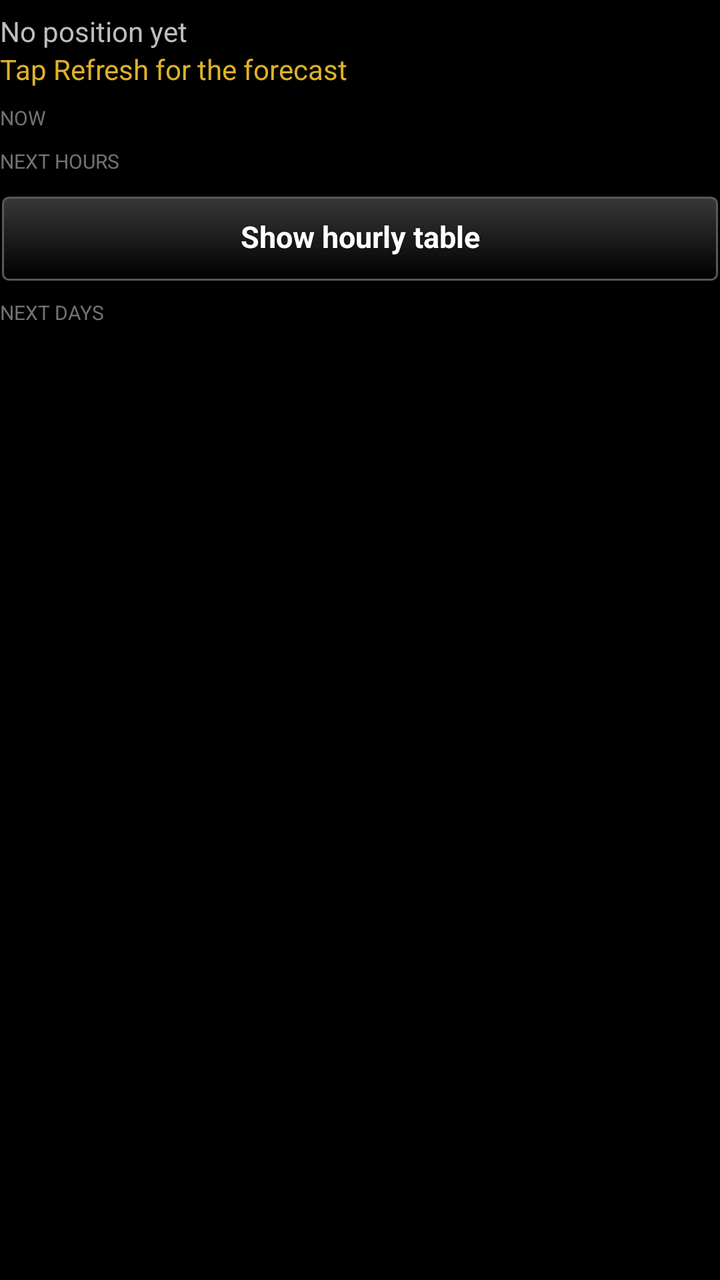
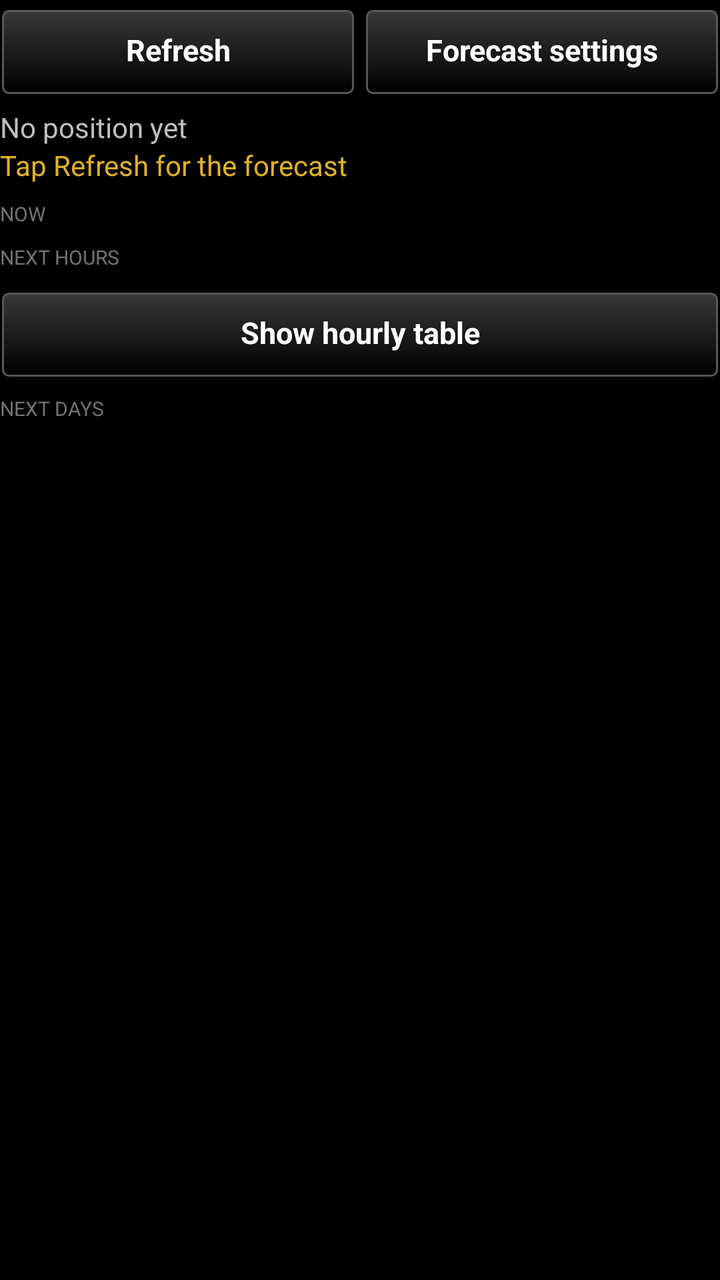

Compare the two renders of this Android layout. The source of the first and the diff that turns it into the second are given below.
<!-- AndroidManifest.xml: application theme AppTheme -->
<!-- res/layout/page_forecast.xml -->
<?xml version="1.0" encoding="utf-8"?>
<ScrollView xmlns:android="http://schemas.android.com/apk/res/android"
    android:layout_width="match_parent"
    android:layout_height="match_parent"
    android:fadeScrollbars="false"
    android:focusableInTouchMode="true"
    android:descendantFocusability="beforeDescendants">

    <LinearLayout
        android:layout_width="match_parent"
        android:layout_height="wrap_content"
        android:orientation="vertical"
        android:paddingBottom="8dp">

        <TextView
            android:id="@+id/position_text"
            android:layout_width="match_parent"
            android:layout_height="wrap_content"
            android:textSize="@dimen/fontSize"
            android:layout_marginTop="@dimen/auto_margin"
            android:text="@string/no_position" />

        <TextView
            android:id="@+id/status_text"
            android:layout_width="match_parent"
            android:layout_height="wrap_content"
            android:textSize="@dimen/fontSize"
            android:textColor="@color/heading_yellow"
            android:text="@string/status_idle" />

        <TextView
            android:id="@+id/current_heading"
            android:layout_width="match_parent"
            android:layout_height="wrap_content"
            android:text="@string/heading_now"
            android:textSize="10sp"
            android:textAllCaps="true"
            android:paddingTop="8dp"
            android:alpha="0.6" />

        <LinearLayout
            android:id="@+id/current_container"
            android:layout_width="match_parent"
            android:layout_height="wrap_content"
            android:orientation="vertical" />

        <TextView
            android:id="@+id/series_heading"
            android:layout_width="match_parent"
            android:layout_height="wrap_content"
            android:text="@string/heading_hours"
            android:textSize="10sp"
            android:textAllCaps="true"
            android:paddingTop="8dp"
            android:alpha="0.6" />

        
        <HorizontalScrollView
            android:id="@+id/trend_scroll"
            android:layout_width="match_parent"
            android:layout_height="wrap_content"
            android:scrollbars="none">

            <LinearLayout
                android:id="@+id/trend_host"
                android:layout_width="wrap_content"
                android:layout_height="wrap_content"
                android:orientation="horizontal" />
        </HorizontalScrollView>

        <HorizontalScrollView
            android:layout_width="match_parent"
            android:layout_height="wrap_content"
            android:scrollbars="none"
            android:layout_marginTop="4dp">

            <LinearLayout
                android:id="@+id/trend_chips"
                android:layout_width="wrap_content"
                android:layout_height="wrap_content"
                android:orientation="horizontal" />
        </HorizontalScrollView>

        
        <Button
            android:id="@+id/hours_table_button"
            style="@style/TakwerxButton"
            android:layout_width="match_parent"
            android:layout_height="wrap_content"
            android:layout_marginTop="6dp"
            android:text="@string/show_hours_table" />

        <LinearLayout
            android:id="@+id/hours_table"
            android:layout_width="match_parent"
            android:layout_height="wrap_content"
            android:orientation="horizontal"
            android:visibility="gone">

            <LinearLayout
                android:id="@+id/hours_legend"
                android:layout_width="wrap_content"
                android:layout_height="wrap_content"
                android:orientation="vertical" />

            <HorizontalScrollView
                android:layout_width="0dp"
                android:layout_height="wrap_content"
                android:layout_weight="1"
                android:fadeScrollbars="false"
                android:scrollbarSize="3dp"
                android:scrollbarStyle="outsideOverlay"
                android:paddingBottom="6dp">

                <LinearLayout
                    android:id="@+id/hours_container"
                    android:layout_width="wrap_content"
                    android:layout_height="wrap_content"
                    android:orientation="horizontal" />
            </HorizontalScrollView>
        </LinearLayout>

        <TextView
            android:id="@+id/days_heading"
            android:layout_width="match_parent"
            android:layout_height="wrap_content"
            android:text="@string/heading_days"
            android:textSize="10sp"
            android:textAllCaps="true"
            android:paddingTop="8dp"
            android:alpha="0.6" />

        <LinearLayout
            android:id="@+id/days_strip"
            android:layout_width="match_parent"
            android:layout_height="wrap_content"
            android:orientation="horizontal">

            <LinearLayout
                android:id="@+id/days_legend"
                android:layout_width="wrap_content"
                android:layout_height="wrap_content"
                android:orientation="vertical" />

            <HorizontalScrollView
                android:layout_width="0dp"
                android:layout_height="wrap_content"
                android:layout_weight="1"
                android:fadeScrollbars="false"
                android:scrollbarSize="3dp">

                <LinearLayout
                    android:id="@+id/days_container"
                    android:layout_width="wrap_content"
                    android:layout_height="wrap_content"
                    android:orientation="horizontal" />
            </HorizontalScrollView>
        </LinearLayout>

        <TextView
            android:id="@+id/attribution_text"
            android:layout_width="match_parent"
            android:layout_height="wrap_content"
            android:textSize="11sp"
            android:layout_marginTop="@dimen/auto_margin"
            android:text="" />

    </LinearLayout>
</ScrollView>
<!-- resources referenced by this layout -->
<resources>
  <color name="heading_yellow">#dfb228</color>
  <dimen name="auto_margin">6dp</dimen>
  <dimen name="fontSize">14sp</dimen>
  <string name="heading_days">Next days</string>
  <string name="heading_hours">Next hours</string>
  <string name="heading_now">Now</string>
  <string name="no_position">No position yet</string>
  <string name="show_hours_table">Show hourly table</string>
  <string name="status_idle">Tap Refresh for the forecast</string>
  <style name="TakwerxButton" parent="@style/darkButton">
          <item name="android:paddingLeft">12dp</item>
          <item name="android:paddingRight">12dp</item>
          <item name="android:paddingTop">6dp</item>
          <item name="android:paddingBottom">8dp</item>
          <item name="android:minHeight">44dp</item>
          <item name="android:minWidth">0dp</item>
          <item name="android:textSize">15sp</item>
          <item name="android:singleLine">true</item>
          <item name="android:ellipsize">end</item>
      </style>
  <style name="AppTheme" parent="@android:style/Theme.Holo">
          <item name="android:buttonStyle">@android:style/Widget.Button</item>
          <item name="android:imageButtonStyle">@android:style/Widget.Button</item>
          <item name="android:buttonStyleToggle">@android:style/Widget.Button</item>
          <item name="android:spinnerStyle">@style/ATAKSpinner</item>
          <item name="android:spinnerItemStyle">@style/ATAKSpinnerItem</item>
          <item name="android:editTextStyle">@style/ATAKEditText</item>
      </style>
  <style name="darkButton" parent="@android:style/Widget.Button">
          <item name="android:background">@drawable/btn_gray</item>
          <item name="android:shadowColor">@color/darker_gray</item>
          <item name="android:shadowDy">1</item>
          <item name="android:shadowRadius">2</item>
          <item name="android:textColor">@color/white</item>
          <item name="android:textStyle">bold</item>
          <item name="android:paddingTop">0dp</item>
          <item name="android:paddingBottom">3dp</item>
          <item name="android:textSize">@dimen/fontSize</item>
      </style>
  <style name="ATAKSpinner" parent="@android:style/Widget.Spinner">
          <item name="android:spinnerMode">dialog</item>
      </style>
  <style name="ATAKSpinnerItem">
          <item name="android:textColor">@android:color/white</item>
          <item name="android:dropDownVerticalOffset">0dip</item>
          <item name="android:dropDownHorizontalOffset">0dip</item>
          <item name="android:dropDownWidth">wrap_content</item>
          <item name="android:gravity">left|center_vertical</item>
      </style>
  <style name="ATAKEditText" parent="@android:style/Widget.EditText">
          
          
  
          
          <item name="android:imeOptions">flagNoFullscreen</item>
      </style>
  <color name="darker_gray">#121212</color>
  <color name="white">#ffffff</color>
  <!-- drawable new_dark_button_disabled (drawable) -->
  <?xml version="1.0" encoding="utf-8"?>
  <layer-list xmlns:android="http://schemas.android.com/apk/res/android">
      <item android:bottom="1dp" android:right="1dp" android:left="1dp" android:top="1dp">
          <shape android:shape="rectangle">
              <corners android:radius="3dp" />
              <stroke
                  android:width="1dp"
                  android:color="#484848" />
              <solid android:color="#484848" />
          </shape>
      </item>
  </layer-list>
  <!-- unchanged entries left out for length: 3 -->
</resources>

<!-- the commit's change to res/layout/page_forecast.xml (unified diff, before → after) -->
@@ -11,6 +11,31 @@
         android:layout_height="wrap_content"
         android:orientation="vertical"
         android:paddingBottom="8dp">
+
+        
+        <LinearLayout
+            android:layout_width="match_parent"
+            android:layout_height="wrap_content"
+            android:layout_marginTop="4dp"
+            android:orientation="horizontal">
+
+            <Button
+                android:id="@+id/refresh_button"
+                style="@style/TakwerxButton"
+                android:layout_width="0dp"
+                android:layout_weight="1"
+                android:layout_height="wrap_content"
+                android:layout_marginRight="4dp"
+                android:text="@string/refresh" />
+
+            <Button
+                android:id="@+id/settings_button"
+                style="@style/TakwerxButton"
+                android:layout_width="0dp"
+                android:layout_weight="1"
+                android:layout_height="wrap_content"
+                android:text="@string/forecast_settings" />
+        </LinearLayout>
 
         <TextView
             android:id="@+id/position_text"
<!-- resource entries referenced after the edit -->
@@ -3,10 +3,12 @@
   <color name="heading_yellow">#dfb228</color>
   <dimen name="auto_margin">6dp</dimen>
   <dimen name="fontSize">14sp</dimen>
+  <string name="forecast_settings">Forecast settings</string>
   <string name="heading_days">Next days</string>
   <string name="heading_hours">Next hours</string>
   <string name="heading_now">Now</string>
   <string name="no_position">No position yet</string>
+  <string name="refresh">Refresh</string>
   <string name="show_hours_table">Show hourly table</string>
   <string name="status_idle">Tap Refresh for the forecast</string>
   <style name="TakwerxButton" parent="@style/darkButton">
